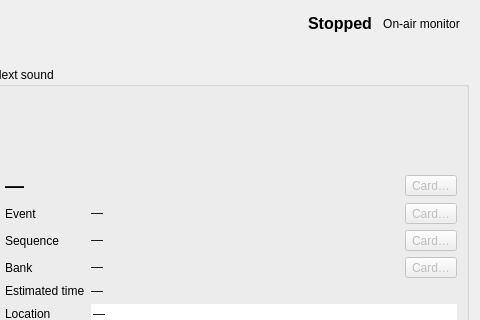
Above: src/machincast/interface/ui/default_screen.ui from dascritch/machincast before the change; both pictures show x 620 to 1100 and y 0 to 320 of the 1100 by 760 pixel window. Below: the same form after it.
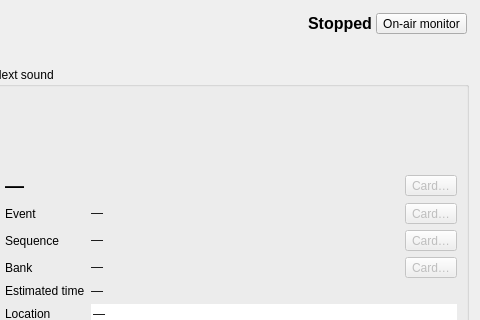
That is the form after the change.

What changed in the file:
```diff
--- a/src/machincast/interface/ui/default_screen.ui
+++ b/src/machincast/interface/ui/default_screen.ui
@@ -107,7 +107,7 @@
            <enum>Qt::ToolButtonStyle::ToolButtonIconOnly</enum>
           </property>
           <property name="autoRaise">
-           <bool>true</bool>
+           <bool>false</bool>
           </property>
          </widget>
         </item>
```
